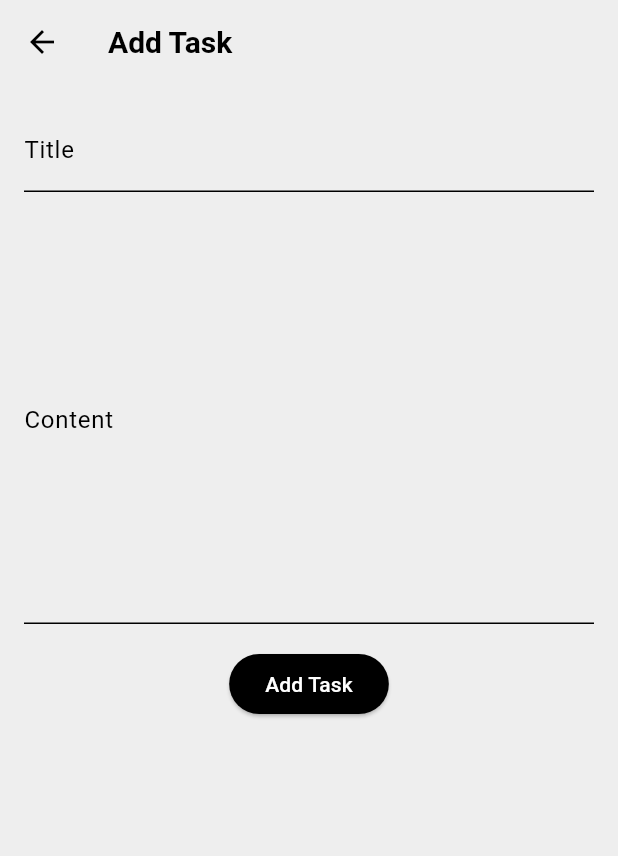
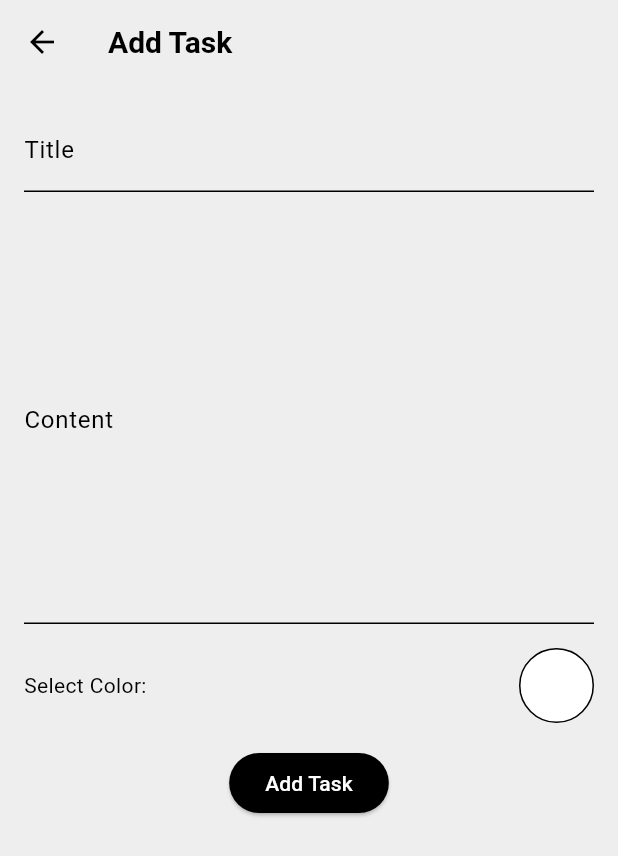
Before and after one commit to darkrimson/tasks_app, a Flutter app: the TaskDetailPage screen opened by its route, on a phone screen of 412 x 824 dp. Shown: the top 856 px of the screen. Run offline on Flutter 3.47's test engine with Material 3 defaults, Android fonts, the phone set to English and light mode, and no system bars; our stand-ins replace flutter_colorpicker, flutter_slidable, hive, hive_flutter, table_calendar; accounts and stored records are empty.

Commit message:
add colors, add providers, fix bugs

```diff
--- a/lib/models/task.dart
+++ b/lib/models/task.dart
@@ -1,3 +1,4 @@
+import 'package:flutter/material.dart';
 import 'package:hive/hive.dart';
 
 part 'task.g.dart';
@@ -16,10 +17,26 @@ class Task extends HiveObject {
   @HiveField(3)
   bool isCompleted = false;
 
+  @HiveField(4)
+  String colorHex;
+
   Task({
     required this.title,
     required this.content,
     required this.date,
     this.isCompleted = false,
+    this.colorHex = '#FFFFFF',
   });
+
+  Color get color => _colorFromHex(colorHex);
+  set color(Color color) => colorHex = _colorToHex(color);
+
+  Color _colorFromHex(String hexColor) {
+    hexColor = hexColor.replaceAll('#', '');
+    return Color(int.parse('FF$hexColor', radix: 16));
+  }
+
+  String _colorToHex(Color color) {
+    return '#${color.value.toRadixString(16).padLeft(8, '0').substring(2)}';
+  }
 }
--- a/lib/pages/task_detail_page.dart
+++ b/lib/pages/task_detail_page.dart
@@ -1,17 +1,31 @@
 import 'package:flutter/material.dart';
 import 'package:provider/provider.dart';
 import 'package:tasks_app/models/task.dart';
+import 'package:tasks_app/pages/widgets/set_color_widget.dart';
+import 'package:tasks_app/providers/color_provider.dart';
 import 'package:tasks_app/providers/task_provider.dart';
+import 'package:tasks_app/providers/text_field_provider.dart';
 
 class TaskDetailPage extends StatelessWidget {
   const TaskDetailPage({super.key});
 
   @override
   Widget build(BuildContext context) {
-    final Task? task = ModalRoute.of(context)!.settings.arguments as Task?;
-    final titleController = TextEditingController(text: task?.title ?? '');
-    final contentController = TextEditingController(text: task?.content ?? '');
     final provider = Provider.of<TaskProvider>(context, listen: false);
+    final textFieldProvider =
+        Provider.of<TextFieldProvider>(context, listen: false);
+    final colorProvider = Provider.of<ColorProvider>(context, listen: false);
+
+    final Task? task = ModalRoute.of(context)?.settings.arguments as Task?;
+    final titleController =
+        TextEditingController(text: task?.title ?? textFieldProvider.title);
+    final contentController =
+        TextEditingController(text: task?.content ?? textFieldProvider.content);
+
+    if (task?.color == null) {
+      colorProvider
+          .setSelectedColor(task?.color ?? colorProvider.selectedColor);
+    }
 
     return Scaffold(
       appBar: AppBar(
@@ -28,20 +42,25 @@ class TaskDetailPage extends StatelessWidget {
             ),
         ],
       ),
-      body: Padding(
+      body: SingleChildScrollView(
+        child: Padding(
           padding: const EdgeInsets.all(16.0),
           child: Column(
             children: [
               TextField(
                 controller: titleController,
                 decoration: const InputDecoration(labelText: 'Title'),
+                onChanged: (value) => textFieldProvider.setTitle(value),
               ),
               const SizedBox(height: 16.0),
               TextField(
                 controller: contentController,
                 decoration: const InputDecoration(labelText: 'Content'),
+                onChanged: (value) => textFieldProvider.setContent(value),
                 maxLines: 10,
               ),
+              const SizedBox(height: 16.0),
+              const SetColorWidget(),
               const SizedBox(height: 16.0),
               ElevatedButton(
                 onPressed: () {
@@ -57,11 +76,14 @@ class TaskDetailPage extends StatelessWidget {
                       title: title,
                       content: content,
                       date: DateTime.now(),
+                      colorHex: colorProvider.selectedColor.toHex(),
                     );
+                    textFieldProvider.clearTextFields();
                     provider.addTask(newTask);
                   } else {
                     task.title = title;
                     task.content = content;
+                    task.colorHex = colorProvider.selectedColor.toHex();
                     provider.updateTask(task);
                   }
 
@@ -72,6 +94,11 @@ class TaskDetailPage extends StatelessWidget {
             ],
           ),
         ),
+      ),
     );
   }
 }
+
+extension ColorExtension on Color {
+  String toHex() => '#${value.toRadixString(16).padLeft(8, '0').substring(2)}';
+}
--- /dev/null
+++ b/lib/pages/widgets/set_color_widget.dart
@@ -0,0 +1,64 @@
+// ignore_for_file: public_member_api_docs, sort_constructors_first
+import 'package:flutter/material.dart';
+import 'package:flutter_colorpicker/flutter_colorpicker.dart';
+import 'package:provider/provider.dart';
+
+import 'package:tasks_app/models/task.dart';
+import 'package:tasks_app/providers/color_provider.dart';
+
+class SetColorWidget extends StatelessWidget {
+  const SetColorWidget({
+    Key? key,
+  }) : super(key: key);
+
+  @override
+  Widget build(BuildContext context) {
+    final provider = Provider.of<ColorProvider>(context, listen: false);
+    return Row(
+      mainAxisAlignment: MainAxisAlignment.spaceBetween,
+      children: [
+        const Text('Select Color:'),
+        GestureDetector(
+          onTap: () {
+            showDialog(
+              context: context,
+              builder: (context) => AlertDialog(
+                title: const Text('Select Color'),
+                content: SingleChildScrollView(
+                  child: BlockPicker(
+                    availableColors: const [
+                      Colors.white,
+                      Colors.red,
+                      Colors.green,
+                      Colors.blue,
+                      Colors.yellow,
+                      Colors.purple,
+                    ],
+                    pickerColor: provider.selectedColor,
+                    onColorChanged: (selectedColor) {
+                      provider.setSelectedColor(selectedColor);
+                      Navigator.of(context).pop();
+                    },
+                  ),
+                ),
+              ),
+            );
+          },
+          child: Consumer<ColorProvider>(
+            builder: (context, provider, child) {
+              return Container(
+                width: 50,
+                height: 50,
+                decoration: BoxDecoration(
+                  color: provider.selectedColor,
+                  shape: BoxShape.circle,
+                  border: Border.all(color: Colors.black),
+                ),
+              );
+            },
+          ),
+        ),
+      ],
+    );
+  }
+}
--- /dev/null
+++ b/lib/providers/color_provider.dart
@@ -0,0 +1,17 @@
+import 'package:flutter/material.dart';
+import 'package:tasks_app/models/task.dart';
+
+class ColorProvider extends ChangeNotifier {
+  late Color _selectedColor = Colors.white;
+  Color get selectedColor => _selectedColor;
+
+  void setSelectedColor(Color color) {
+    _selectedColor = color;
+    notifyListeners();
+  }
+
+  void clearSelectedColor() {
+    _selectedColor = Colors.white;
+    notifyListeners();
+  }
+}
--- /dev/null
+++ b/lib/providers/text_field_provider.dart
@@ -0,0 +1,25 @@
+import 'package:flutter/material.dart';
+
+class TextFieldProvider extends ChangeNotifier {
+  String _title = '';
+  String get title => _title;
+
+  String _content = '';
+  String get content => _content;
+
+  void setTitle(String text) {
+    _title = text;
+    notifyListeners();
+  }
+
+  void setContent(String text) {
+    _content = text;
+    notifyListeners();
+  }
+
+  void clearTextFields() {
+    _title = '';
+    _content = '';
+    notifyListeners();
+  }
+}
--- a/pubspec.yaml
+++ b/pubspec.yaml
@@ -41,6 +41,7 @@ dependencies:
   intl: ^0.19.0
   table_calendar: ^3.1.2
   flutter_slidable: ^3.1.0
+  flutter_colorpicker: ^1.1.0
 
 dev_dependencies:
   flutter_test:
```
Also changed, not shown: lib/main.dart (+14 -2 lines), lib/pages/home_page.dart (+7 -1 lines), lib/pages/widgets/task_list.dart (+10 -8 lines), lib/providers/task_provider.dart (+5 -5 lines), lib/models/task.g.dart, pubspec.lock. Lines whose indentation alone changed are shown as unchanged.
